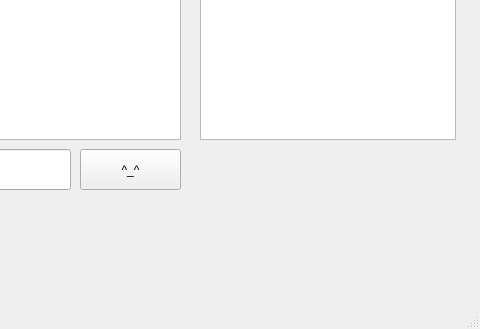
Before: the Qt Designer form client/mainwindow.ui in AltoKlef/QtChat, drawn with Qt 5; both pictures show x 320 to 800 and y 271 to 600 of the 800 by 600 pixel window.
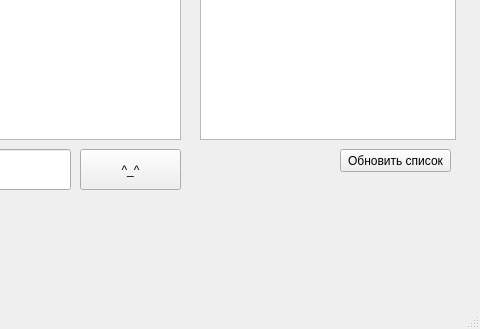
After: the same form once the commit is applied.

Commit message:
Online Button
dd

Diff of the .ui file:
```diff
--- a/client/mainwindow.ui
+++ b/client/mainwindow.ui
@@ -83,6 +83,19 @@
      <string>Чат</string>
     </property>
    </widget>
+   <widget class="QPushButton" name="onlineButton">
+    <property name="geometry">
+     <rect>
+      <x>660</x>
+      <y>420</y>
+      <width>111</width>
+      <height>23</height>
+     </rect>
+    </property>
+    <property name="text">
+     <string>Обновить список</string>
+    </property>
+   </widget>
   </widget>
   <widget class="QMenuBar" name="menubar">
    <property name="geometry">
```
The commit also changes 12 other files.
